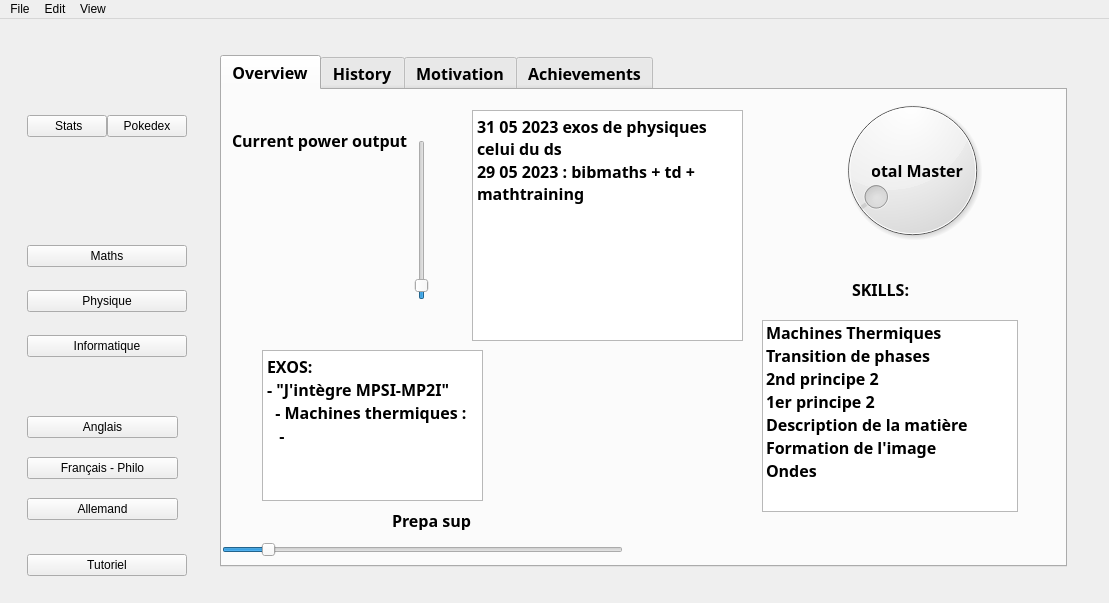
This is mainwindow.ui in Laytongentleman/Neophyte as Qt 5 draws it before an edit. The edited form follows.
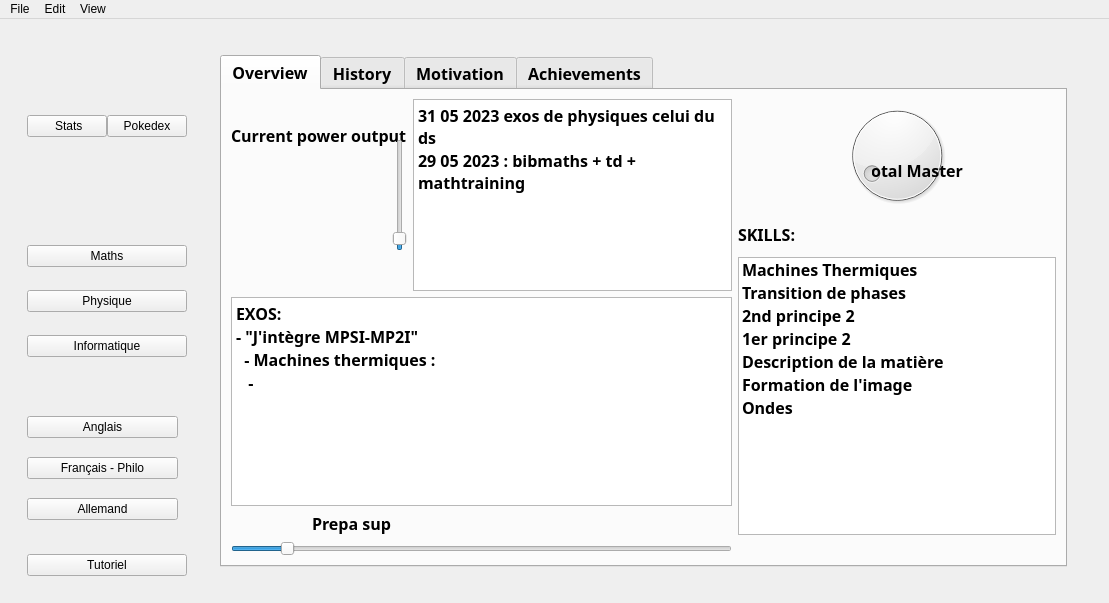
This is the edited form. The open tabs and pages were chosen to show the change. Icons and pictures are not drawn.

Patch:
```diff
--- a/mainwindow.ui
+++ b/mainwindow.ui
@@ -612,15 +612,33 @@
                   <attribute name="title">
                    <string>Overview</string>
                   </attribute>
+                  <layout class="QGridLayout" name="gridLayout_14">
+                   <item row="0" column="0" rowspan="2" colspan="3">
+                    <widget class="QLabel" name="label_13">
+                     <property name="font">
+                      <font>
+                       <family>Clean</family>
+                       <pointsize>12</pointsize>
+                       <weight>75</weight>
+                       <italic>false</italic>
+                       <bold>true</bold>
+                      </font>
+                     </property>
+                     <property name="text">
+                      <string>Current power output</string>
+                     </property>
+                    </widget>
+                   </item>
+                   <item row="0" column="3" rowspan="5">
+                    <widget class="QPlainTextEdit" name="physiquequicktext">
+                     <property name="plainText">
+                      <string>31 05 2023 exos de physiques celui du ds 
+29 05 2023 : bibmaths + td + mathtraining</string>
+                     </property>
+                    </widget>
+                   </item>
+                   <item row="0" column="4" rowspan="3">
                   <widget class="QDial" name="Mastery_3">
-                   <property name="geometry">
-                    <rect>
-                     <x>580</x>
-                     <y>0</y>
-                     <width>221</width>
-                     <height>161</height>
-                    </rect>
-                   </property>
                    <property name="maximum">
                     <number>100</number>
                    </property>
@@ -631,36 +649,65 @@
                     <bool>false</bool>
                    </property>
                   </widget>
-                  <widget class="QLabel" name="label_11">
-                   <property name="geometry">
-                    <rect>
-                     <x>650</x>
-                     <y>50</y>
-                     <width>91</width>
-                     <height>61</height>
-                    </rect>
-                   </property>
+                   </item>
+                   <item row="1" column="2" rowspan="3">
+                    <widget class="QSlider" name="verticalSlider_3">
                    <property name="font">
                     <font>
-                     <family>ClearlyU</family>
-                    </font>
-                   </property>
+                       <italic>true</italic>
+                      </font>
+                     </property>
+                     <property name="value">
+                      <number>5</number>
+                     </property>
+                     <property name="orientation">
+                      <enum>Qt::Vertical</enum>
+                     </property>
+                    </widget>
+                   </item>
+                   <item row="2" column="0" rowspan="2">
+                    <widget class="QLabel" name="label_12">
+                     <property name="sizePolicy">
+                      <sizepolicy hsizetype="Minimum" vsizetype="Minimum">
+                       <horstretch>0</horstretch>
+                       <verstretch>0</verstretch>
+                      </sizepolicy>
+                     </property>
+                     <property name="maximumSize">
+                      <size>
+                       <width>100</width>
+                       <height>100</height>
+                      </size>
+                     </property>
                    <property name="text">
-                    <string>Total Mastery</string>
-                   </property>
-                   <property name="alignment">
-                    <set>Qt::AlignCenter</set>
-                   </property>
-                  </widget>
+                      <string/>
+                     </property>
+                     <property name="pixmap">
+                      <pixmap>res/prism.png</pixmap>
+                     </property>
+                     <property name="scaledContents">
+                      <bool>true</bool>
+                     </property>
+                     <property name="indent">
+                      <number>-1</number>
+                     </property>
+                    </widget>
+                   </item>
+                   <item row="3" column="4">
+                    <widget class="QLabel" name="label_15">
+                     <property name="font">
+                      <font>
+                       <family>Clean</family>
+                       <pointsize>12</pointsize>
+                      </font>
+                     </property>
+                     <property name="text">
+                      <string>SKILLS:</string>
+                     </property>
+                    </widget>
+                   </item>
+                   <item row="4" column="4" rowspan="3">
                   <widget class="QListWidget" name="listWidget_3">
-                   <property name="geometry">
-                    <rect>
-                     <x>540</x>
-                     <y>230</y>
-                     <width>256</width>
-                     <height>192</height>
-                    </rect>
-                   </property>
                    <item>
                     <property name="text">
                      <string>Machines Thermiques</string>
@@ -697,148 +744,9 @@
                     </property>
                    </item>
                   </widget>
-                  <widget class="QLabel" name="label_12">
-                   <property name="geometry">
-                    <rect>
-                     <x>-10</x>
-                     <y>80</y>
-                     <width>141</width>
-                     <height>131</height>
-                    </rect>
-                   </property>
-                   <property name="maximumSize">
-                    <size>
-                     <width>16777215</width>
-                     <height>16777215</height>
-                    </size>
-                   </property>
-                   <property name="text">
-                    <string/>
-                   </property>
-                   <property name="pixmap">
-                    <pixmap>../../../.designer/backup/res/prism.png</pixmap>
-                   </property>
-                   <property name="scaledContents">
-                    <bool>true</bool>
-                   </property>
-                   <property name="indent">
-                    <number>-1</number>
-                   </property>
-                  </widget>
-                  <widget class="QSlider" name="verticalSlider_3">
-                   <property name="geometry">
-                    <rect>
-                     <x>190</x>
-                     <y>50</y>
-                     <width>20</width>
-                     <height>160</height>
-                    </rect>
-                   </property>
-                   <property name="font">
-                    <font>
-                     <italic>true</italic>
-                    </font>
-                   </property>
-                   <property name="value">
-                    <number>5</number>
-                   </property>
-                   <property name="orientation">
-                    <enum>Qt::Vertical</enum>
-                   </property>
-                  </widget>
-                  <widget class="QSlider" name="horizontalSlider_3">
-                   <property name="geometry">
-                    <rect>
-                     <x>0</x>
-                     <y>450</y>
-                     <width>401</width>
-                     <height>20</height>
-                    </rect>
-                   </property>
-                   <property name="value">
-                    <number>10</number>
-                   </property>
-                   <property name="orientation">
-                    <enum>Qt::Horizontal</enum>
-                   </property>
-                  </widget>
-                  <widget class="QLabel" name="label_13">
-                   <property name="geometry">
-                    <rect>
-                     <x>10</x>
-                     <y>30</y>
-                     <width>201</width>
-                     <height>41</height>
-                    </rect>
-                   </property>
-                   <property name="font">
-                    <font>
-                     <family>Clean</family>
-                     <pointsize>12</pointsize>
-                     <weight>75</weight>
-                     <italic>false</italic>
-                     <bold>true</bold>
-                    </font>
-                   </property>
-                   <property name="text">
-                    <string>Current power output</string>
-                   </property>
-                  </widget>
-                  <widget class="QLabel" name="label_14">
-                   <property name="geometry">
-                    <rect>
-                     <x>170</x>
-                     <y>420</y>
-                     <width>81</width>
-                     <height>20</height>
-                    </rect>
-                   </property>
-                   <property name="text">
-                    <string>Prepa sup</string>
-                   </property>
-                  </widget>
-                  <widget class="QPlainTextEdit" name="plainTextEdit_7">
-                   <property name="geometry">
-                    <rect>
-                     <x>250</x>
-                     <y>20</y>
-                     <width>271</width>
-                     <height>231</height>
-                    </rect>
-                   </property>
-                   <property name="plainText">
-                    <string>31 05 2023 exos de physiques celui du ds 
-29 05 2023 : bibmaths + td + mathtraining</string>
-                   </property>
-                  </widget>
-                  <widget class="QLabel" name="label_15">
-                   <property name="geometry">
-                    <rect>
-                     <x>630</x>
-                     <y>190</y>
-                     <width>57</width>
-                     <height>18</height>
-                    </rect>
-                   </property>
-                   <property name="font">
-                    <font>
-                     <family>Clean</family>
-                     <pointsize>12</pointsize>
-                    </font>
-                   </property>
-                   <property name="text">
-                    <string>SKILLS:</string>
-                   </property>
-                  </widget>
+                   </item>
+                   <item row="5" column="0" colspan="4">
                   <widget class="QPlainTextEdit" name="plainTextEdit_13">
-                   <property name="geometry">
-                    <rect>
-                     <x>40</x>
-                     <y>260</y>
-                     <width>221</width>
-                     <height>151</height>
-                    </rect>
-                   </property>
                    <property name="plainText">
                     <string>EXOS: 
 - &quot;J'intègre MPSI-MP2I&quot;
@@ -847,6 +755,46 @@
 </string>
                    </property>
                   </widget>
+                   </item>
+                   <item row="6" column="1" colspan="2">
+                    <widget class="QLabel" name="label_14">
+                     <property name="text">
+                      <string>Prepa sup</string>
+                     </property>
+                    </widget>
+                   </item>
+                   <item row="7" column="0" colspan="4">
+                    <widget class="QSlider" name="horizontalSlider_3">
+                     <property name="value">
+                      <number>10</number>
+                     </property>
+                     <property name="orientation">
+                      <enum>Qt::Horizontal</enum>
+                     </property>
+                    </widget>
+                   </item>
+                  </layout>
+                  <widget class="QLabel" name="label_11">
+                   <property name="geometry">
+                    <rect>
+                     <x>650</x>
+                     <y>50</y>
+                     <width>91</width>
+                     <height>61</height>
+                    </rect>
+                   </property>
+                   <property name="font">
+                    <font>
+                     <family>ClearlyU</family>
+                    </font>
+                   </property>
+                   <property name="text">
+                    <string>Total Mastery</string>
+                   </property>
+                   <property name="alignment">
+                    <set>Qt::AlignCenter</set>
+                   </property>
+                  </widget>
                  </widget>
                  <widget class="QWidget" name="tab_9">
                   <attribute name="title">
```
Left out of the diff: 65 changed lines with no effect on the pictures. Lines whose indentation alone changed are shown as unchanged.
